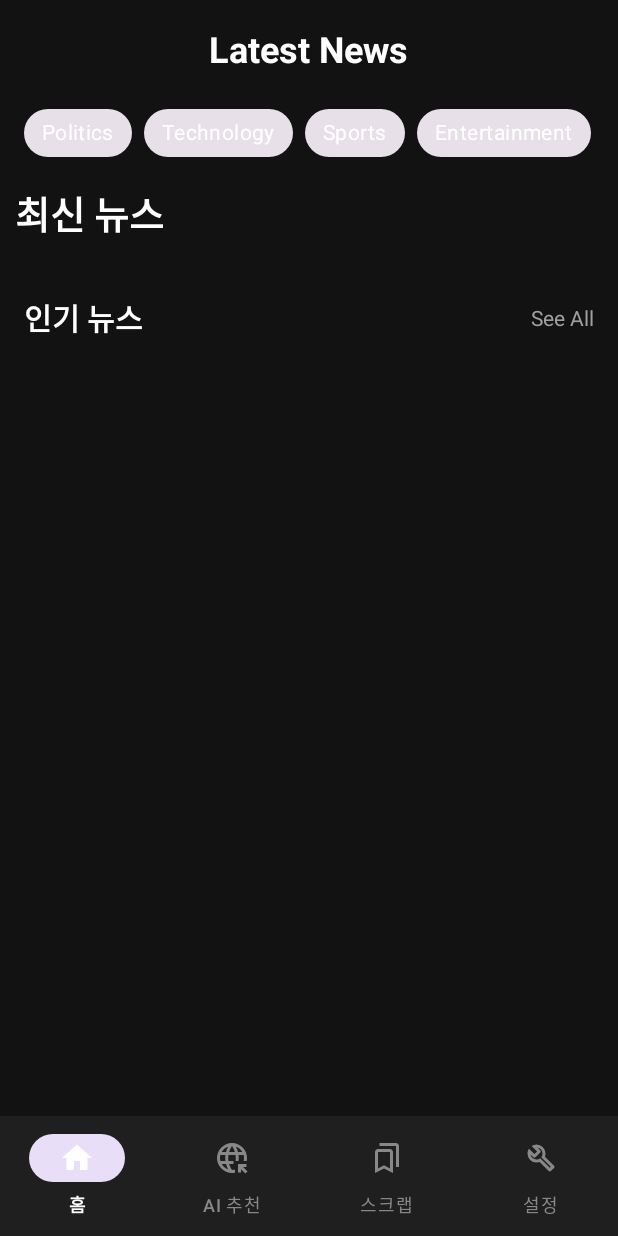
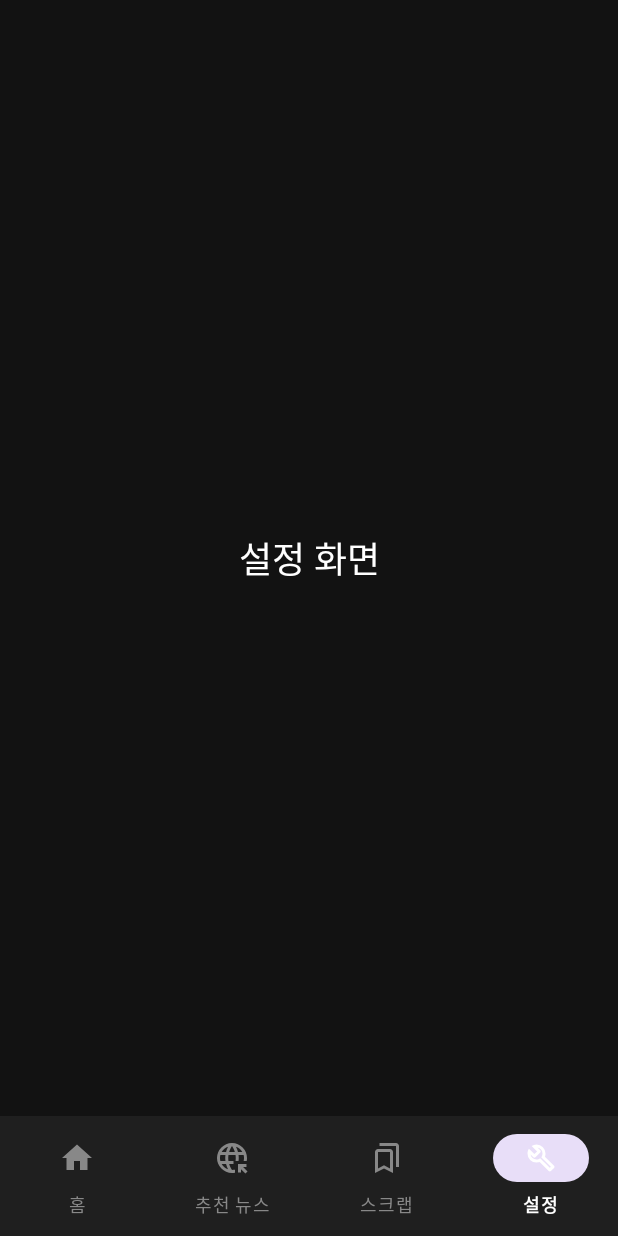
Before and after one commit to ILLUMIN4TION/EveryNews, an Android app: the screen it shows after launch (MainActivity before the commit, SettingsActivity after it), item 4 of the bottom bar chosen, on a phone screen of 412 x 824 dp. Run offline under Robolectric (Android 15) with nearby library versions, the phone set to English and light mode, and no system bars; pictures from the network do not load.

Commit message:
Feat: 하단바 네비게이션 기능 구현 및 UI 텍스트 리팩토링
- Activity 기반으로 하단 네비게이션 바 기능을 구현했습니다.
  - 홈, 추천 뉴스, 스크랩, 설정 탭을 추가하고 각 탭에 해당하는 Activity를 생성했습니다.
  - 탭 클릭 시 `Intent`를 사용하여 해당 화면으로 이동하는 로직을 구현했습니다.
  - 각 화면에서 현재 선택된 탭이 하단 바에 올바르게 표시되도록 `selectedItemId`를 설정했습니다.

- 'AI 뉴스' 관련 UI 및 코드를 '추천 뉴스'로 리팩토링했습니다.
  - `AiNewsActivity`를 `RecommendActivity`로 이름을 변경하고 관련 레이아웃 파일 및 메뉴 ID를 수정했습니다.
  - 모든 Activity의 네비게이션 로직에 변경된 ID와 클래스 이름을 반영했습니다.

```diff
--- a/app/src/main/AndroidManifest.xml
+++ b/app/src/main/AndroidManifest.xml
@@ -26,6 +26,9 @@
         </activity>
 
         <activity android:name=".NewsDetailActivity" />
+        <activity android:name=".RecommendActivity" />
+        <activity android:name=".ScrapActivity" />
+        <activity android:name=".SettingsActivity" />
 
     </application>
 
--- a/app/src/main/java/com/example/everynewsapp/MainActivity.kt
+++ b/app/src/main/java/com/example/everynewsapp/MainActivity.kt
@@ -1,5 +1,6 @@
 package com.example.everynewsapp
 
+import android.content.Intent // Intent import 추가
 import android.os.Bundle
 import android.util.Log
 import android.widget.Toast
@@ -18,7 +19,6 @@ class MainActivity : AppCompatActivity() {
 
     private lateinit var binding: ActivityMainBinding
 
-    // 어댑터의 데이터 리스트를 바꾸기 위해 var로 변경하고, MutableList를 사용합니다.
     private var newsList = mutableListOf<NewsItem>()
     private var trendingNewsList = mutableListOf<NewsItem>()
 
@@ -33,12 +33,10 @@ class MainActivity : AppCompatActivity() {
         setupRecyclerView()
         setupEventListeners()
 
-        // 앱 시작 시 "IT" 뉴스를 불러옵니다. 추후 최신뉴스로 수정하고 카테고리를 통해 분야를 바꾸도록 수정
         fetchNews("IT")
     }
 
     private fun setupRecyclerView() {
-        // 어댑터를 초기화할 때 MutableList를 전달합니다.
         newsAdapter = NewsAdapter(newsList)
         binding.rvDefaultNews.adapter = newsAdapter
         binding.rvDefaultNews.layoutManager = LinearLayoutManager(this)
@@ -48,35 +46,44 @@ class MainActivity : AppCompatActivity() {
         binding.rvTrendingNews.layoutManager = LinearLayoutManager(this, LinearLayoutManager.HORIZONTAL, false)
     }
 
+    // --- 이 함수가 수정되었습니다 ---
     private fun setupEventListeners() {
         binding.bottomNavigationView.setOnItemSelectedListener { menuItem ->
             when (menuItem.itemId) {
                 R.id.navigation_home -> {
-                    Toast.makeText(this, "홈 선택", Toast.LENGTH_SHORT).show()
+                    // 현재 화면이므로 아무것도 하지 않음
                     true
                 }
-                // ... (다른 메뉴 아이템)
+                R.id.navigation_recommend -> { // '추천 뉴스' ID로 변경되었을 수 있습니다.
+                    val intent = Intent(this, RecommendActivity::class.java)
+                    startActivity(intent)
+                    true
+                }
+                R.id.navigation_scrap -> {
+                    val intent = Intent(this, ScrapActivity::class.java)
+                    startActivity(intent)
+                    true
+                }
+                R.id.navigation_settings -> {
+                    val intent = Intent(this, SettingsActivity::class.java)
+                    startActivity(intent)
+                    true
+                }
                 else -> false
             }
         }
 
         binding.chipGroupCategory.findViewById<Chip>(R.id.chipPolitics).setOnClickListener {
             Toast.makeText(this, "정치 카테고리 선택", Toast.LENGTH_SHORT).show()
-            fetchNews("정치") // 클릭 시 해당 카테고리 뉴스 불러오기,
+            fetchNews("정치")
         }
     }
 
-    /**
-     * 네이버 뉴스 API를 통해 뉴스를 가져오는 함수 (코루틴 방식으로 수정됨)
-     */
     private fun fetchNews(query: String) {
-        // lifecycleScope를 사용해 Activity 생명주기에 안전한 코루틴을 시작합니다.
         lifecycleScope.launch {
-            // suspend 함수인 NaverNewsApi.fetchNews를 호출합니다.
             val fetchedItems = NaverNewsApi.fetchNews(query)
 
             if (fetchedItems != null) {
-                // 어댑터의 데이터를 업데이트하는 효율적인 방식으로 변경
                 newsAdapter.updateData(fetchedItems)
                 trendingNewsAdapter.updateData(fetchedItems)
             } else {
--- /dev/null
+++ b/app/src/main/java/com/example/everynewsapp/SettingsActivity.kt
@@ -0,0 +1,36 @@
+package com.example.everynewsapp
+
+import android.content.Intent
+import android.os.Bundle
+import androidx.appcompat.app.AppCompatActivity
+import com.example.everynewsapp.databinding.ActivitySettingsBinding
+
+class SettingsActivity : AppCompatActivity() {
+    private lateinit var binding: ActivitySettingsBinding
+    override fun onCreate(savedInstanceState: Bundle?) {
+        super.onCreate(savedInstanceState)
+        binding = ActivitySettingsBinding.inflate(layoutInflater)
+        setContentView(binding.root)
+
+        binding.bottomNavigationView.selectedItemId = R.id.navigation_settings
+
+        binding.bottomNavigationView.setOnItemSelectedListener { menuItem ->
+            when (menuItem.itemId) {
+                R.id.navigation_home -> {
+                    startActivity(Intent(this, MainActivity::class.java))
+                    true
+                }
+                R.id.navigation_recommend -> {
+                    startActivity(Intent(this, RecommendActivity::class.java))
+                    true
+                }
+                R.id.navigation_scrap -> {
+                    startActivity(Intent(this, ScrapActivity::class.java))
+                    true
+                }
+                R.id.navigation_settings -> true
+                else -> false
+            }
+        }
+    }
+}
--- /dev/null
+++ b/app/src/main/res/layout/activity_settings.xml
@@ -0,0 +1,32 @@
+<?xml version="1.0" encoding="utf-8"?>
+<androidx.constraintlayout.widget.ConstraintLayout xmlns:android="http://schemas.android.com/apk/res/android"
+    xmlns:app="http://schemas.android.com/apk/res-auto"
+    android:layout_width="match_parent"
+    android:layout_height="match_parent"
+    android:background="#121212">
+
+    <TextView
+        android:layout_width="wrap_content"
+        android:layout_height="wrap_content"
+        android:text="설정 화면"
+        android:textColor="@android:color/white"
+        android:textSize="24sp"
+        app:layout_constraintBottom_toTopOf="@id/bottomNavigationView"
+        app:layout_constraintEnd_toEndOf="parent"
+        app:layout_constraintStart_toStartOf="parent"
+        app:layout_constraintTop_toTopOf="parent" />
+
+    <com.google.android.material.bottomnavigation.BottomNavigationView
+        android:id="@+id/bottomNavigationView"
+        android:layout_width="0dp"
+        android:layout_height="wrap_content"
+        android:background="#1F1F1F"
+        app:itemIconTint="@color/bottom_nav_color"
+        app:itemTextColor="@color/bottom_nav_color"
+        app:labelVisibilityMode="labeled"
+        app:layout_constraintBottom_toBottomOf="parent"
+        app:layout_constraintEnd_toEndOf="parent"
+        app:layout_constraintStart_toStartOf="parent"
+        app:menu="@menu/bottom_nav_menu" />
+
+</androidx.constraintlayout.widget.ConstraintLayout>
--- a/app/src/main/res/menu/bottom_nav_menu.xml
+++ b/app/src/main/res/menu/bottom_nav_menu.xml
@@ -7,9 +7,9 @@
         android:title="홈"/>
 
     <item
-        android:id="@+id/navigation_search"
+        android:id="@+id/navigation_recommend"
         android:icon="@drawable/ic_search"
-        android:title="AI 추천"/>
+        android:title="추천 뉴스"/>
 
     <item
         android:id="@+id/navigation_scrap"
--- a/gradle/libs.versions.toml
+++ b/gradle/libs.versions.toml
@@ -1,5 +1,5 @@
 [versions]
-agp = "8.9.1"
+agp = "8.12.2"
 kotlin = "2.0.21"
 coreKtx = "1.17.0"
 coil = "2.5.0"
```
Also changed, not shown: app/src/main/java/com/example/everynewsapp/RecommendActivity.kt (added, +40 -0 lines), app/src/main/java/com/example/everynewsapp/ScrapActivity.kt (added, +36 -0 lines), app/src/main/res/layout/activity_recommend.xml (added, +32 -0 lines), app/src/main/res/layout/activity_scrap.xml (added, +32 -0 lines), gradle/wrapper/gradle-wrapper.properties.
